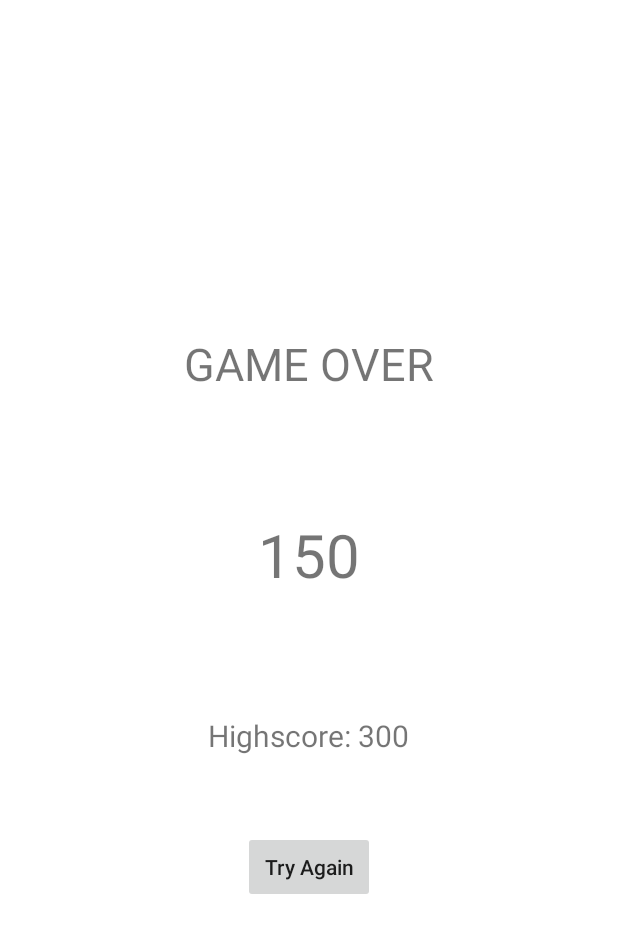
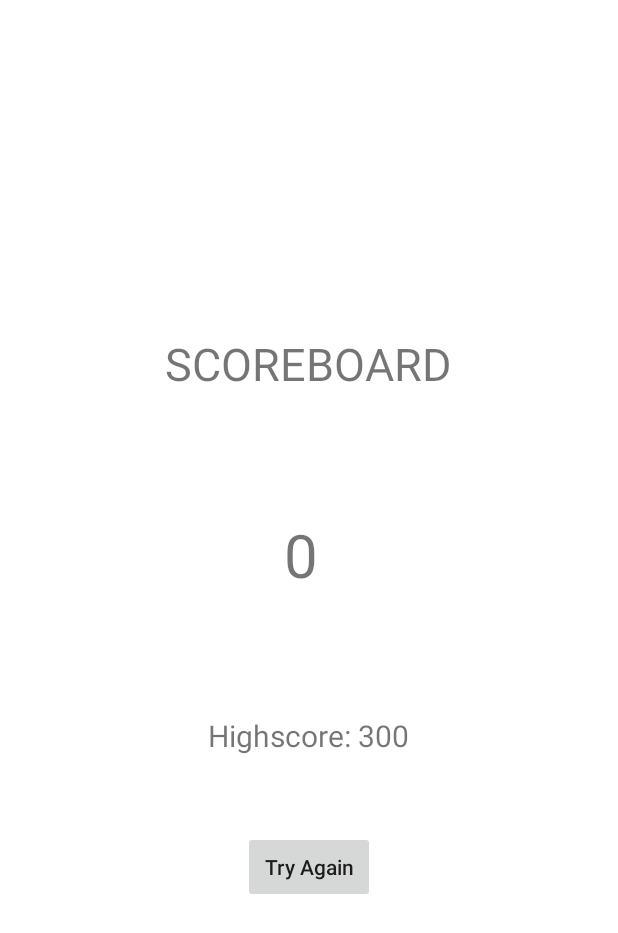
Before and after one commit to AviAmzalac/Memoris, an Android app: the Results_page screen opened directly, with no data from a screen before it, on a phone screen of 412 x 824 dp. Shown: the top 933 px of the screen. Run offline under Robolectric (Android 15) with nearby library versions, the phone set to English and light mode, and no system bars.

Commit message:
Signed-off-by: Gregory CADERBY <bcaderby@gmail.com>
- results_page.java: supression des ancien Label
        ajout d'un label qui donne le nombre de bonnes reponses ( variable globale de la page easy_user_interface)

- results_page.xml: modification des id du textview : Game_over en scoreboard

```diff
--- a/app/src/main/java/com/example/memories/Easy_User_Interface.java
+++ b/app/src/main/java/com/example/memories/Easy_User_Interface.java
@@ -133,7 +133,7 @@
 
 
     }
-
+///////////////////////////////////////////// FIN ONCREATE
     @Override
     protected void onResume() {
         super.onResume();
@@ -273,6 +273,7 @@
            }
         if(flag ==1) {
             System.out.println("Nombre d'erreur: "+nb_error+"/3");
+            if(right_answer == 6) goto_leaderboard();
             return true;
         }else{ nb_error++;
             System.out.println("Nombre d'erreur: "+nb_error+"/3");
--- a/app/src/main/java/com/example/memories/Results_page.java
+++ b/app/src/main/java/com/example/memories/Results_page.java
@@ -7,6 +7,7 @@
 import android.os.Bundle;
 import android.os.IBinder;
 import android.os.PowerManager;
+import android.view.View;
 import android.widget.TextView;
 
 import androidx.appcompat.app.AppCompatActivity;
@@ -35,13 +36,13 @@
         }
     }
     //////////////////////////////////////////////////////////////////
-
+    private TextView scoreLabel;
     @Override
     protected void onCreate(Bundle savedInstanceState) {
         super.onCreate(savedInstanceState);
         setContentView(R.layout.results_page);
-        TextView scoreLabel = (TextView) findViewById(R.id.scoreLabel);
-        TextView highScoreLabel = (TextView) findViewById(R.id.highScoreLabel);
+        TextView scoreLabel =  findViewById(R.id.scoreLabel);
+        scoreLabel.setText(Easy_User_Interface.right_answer+" ");
 
         mHomeWatcher = new HomeWatcher(this);
         mHomeWatcher.setOnHomePressedListener(new HomeWatcher.OnHomePressedListener() {
--- a/app/src/main/res/layout/results_page.xml
+++ b/app/src/main/res/layout/results_page.xml
@@ -9,11 +9,11 @@
         android:gravity="center">
 
         <TextView
-            android:id="@+id/GAME_OVER"
+            android:id="@+id/scoreboard"
             android:layout_width="wrap_content"
             android:layout_height="wrap_content"
-            android:textSize="30sp"
-            android:text="GAME OVER" />
+            android:text="SCOREBOARD"
+            android:textSize="30sp" />
 
         <TextView
             android:id="@+id/scoreLabel"
```
